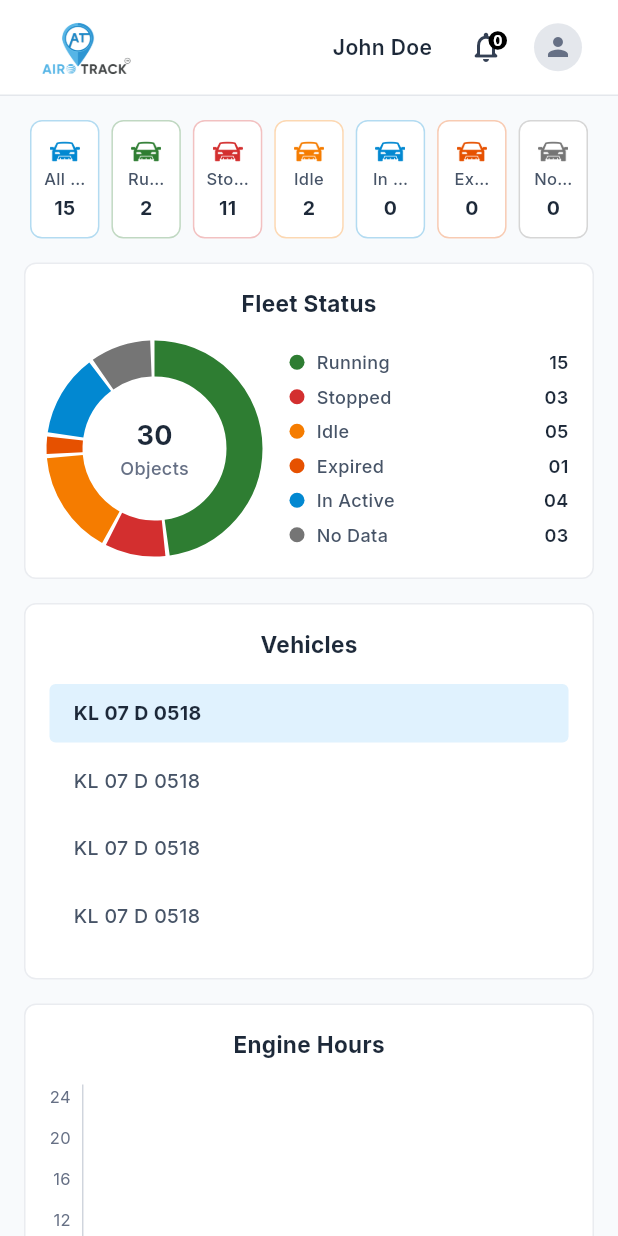
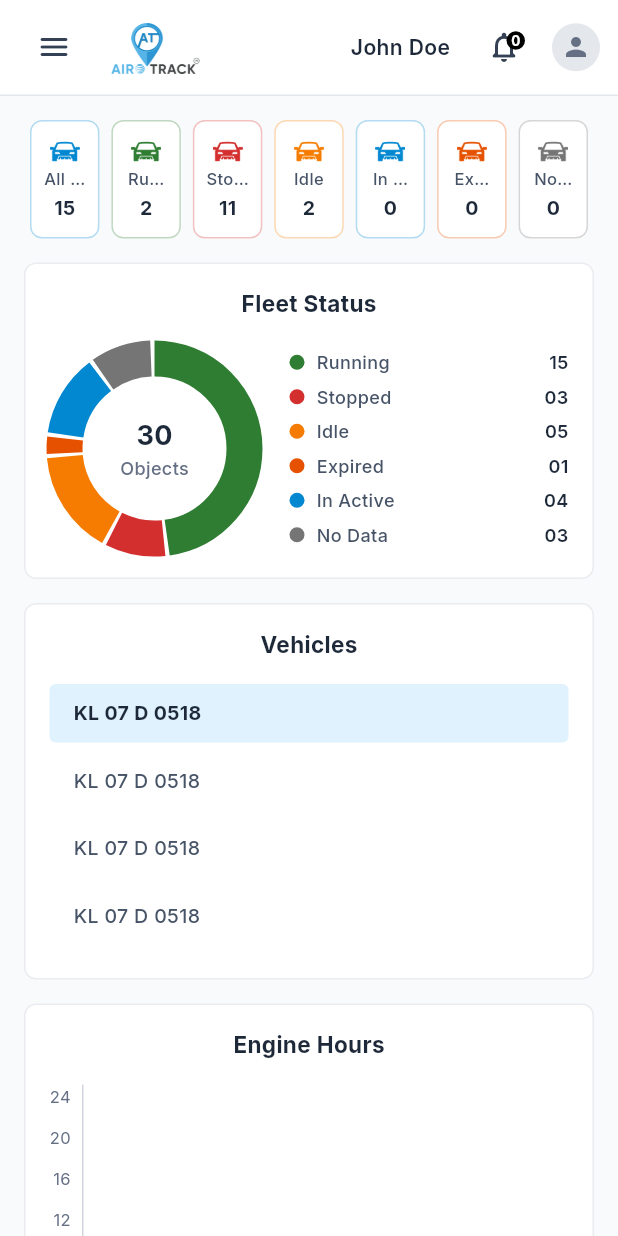
Before and after one commit to sigosoft/Airotrack-Web, a Flutter app: the DashboardView screen opened by its route, on a phone screen of 412 x 824 dp. Run offline on Flutter 3.47's test engine with Material 3 defaults, Android fonts, the phone set to English and light mode, and no system bars; our stand-ins replace flutter_map, get, google_fonts, latlong2.

Commit message:
commit after design conversion on 08/09/2026

```diff
--- a/lib/views/dashboard/dashboard_view.dart
+++ b/lib/views/dashboard/dashboard_view.dart
@@ -33,6 +33,29 @@ class DashboardView extends StatelessWidget {
 
     return Scaffold(
       backgroundColor: const Color(0xFFF8FAFC),
+      drawer: isMobile
+          ? Drawer(
+              child: SafeArea(
+                child: Obx(
+                  () => SidebarNavigation(
+                    selectedIndex: controller.selectedMenuIndex.value,
+                    onItemSelected: (index) {
+                      controller.selectMenu(index);
+                      if (Navigator.canPop(context)) {
+                        Navigator.pop(context);
+                      }
+                    },
+                    onSubItemSelected: (_) {
+                      if (Navigator.canPop(context)) {
+                        Navigator.pop(context);
+                      }
+                    },
+                    width: double.infinity,
+                  ),
+                ),
+              ),
+            )
+          : null,
       body: Column(
         children: [
           // 1. Header Bar
--- a/lib/views/dashboard/widgets/dashboard_header.dart
+++ b/lib/views/dashboard/widgets/dashboard_header.dart
@@ -2,6 +2,7 @@ import 'package:flutter/material.dart';
 import 'package:get/get.dart';
 import '../../../constants/app_assets.dart';
 import '../../../constants/app_colors.dart';
+import '../../../utils/custom_media_query.dart';
 import '../../notification/notification_view.dart';
 import '../../profile/profile_view.dart';
 
@@ -9,36 +10,60 @@ class DashboardHeader extends StatelessWidget {
   final String userName;
   final VoidCallback? onNotificationTap;
   final VoidCallback? onProfileTap;
+  final VoidCallback? onMenuTap;
 
   const DashboardHeader({
     super.key,
     this.userName = 'John Doe',
     this.onNotificationTap,
     this.onProfileTap,
+    this.onMenuTap,
   });
 
   @override
   Widget build(BuildContext context) {
+    final isMobile = CustomMediaQuery.isMobile(context);
+
     return Container(
       height: 64,
-      padding: const EdgeInsets.symmetric(horizontal: 24),
+      padding: EdgeInsets.symmetric(horizontal: isMobile ? 12 : 24),
       decoration: const BoxDecoration(
         color: Colors.white,
-        border: Border(
-          bottom: BorderSide(color: Color(0xFFE4E7EC), width: 1),
-        ),
+        border: Border(bottom: BorderSide(color: Color(0xFFE4E7EC), width: 1)),
       ),
       child: Row(
         mainAxisAlignment: MainAxisAlignment.spaceBetween,
         children: [
-          // Left: AIR TRACK Logo
+          // Left: Menu Button (Mobile) + AIR TRACK Logo
+          Row(
+            children: [
+              if (isMobile) ...[
+                Builder(
+                  builder: (context) => IconButton(
+                    icon: const Icon(
+                      Icons.menu_rounded,
+                      color: Color(0xFF344054),
+                      size: 24,
+                    ),
+                    onPressed:
+                        onMenuTap ?? () => Scaffold.of(context).openDrawer(),
+                    padding: EdgeInsets.zero,
+                    constraints: const BoxConstraints(),
+                  ),
+                ),
+                const SizedBox(width: 10),
+              ],
               Image.asset(
                 AppAssets.logo,
                 height: 38,
                 fit: BoxFit.contain,
                 errorBuilder: (context, error, stackTrace) => Row(
                   children: const [
-                Icon(Icons.location_on, color: AppColors.buttonBlue, size: 28),
+                    Icon(
+                      Icons.location_on,
+                      color: AppColors.buttonBlue,
+                      size: 28,
+                    ),
                     SizedBox(width: 6),
                     Text(
                       'AIR TRACK',
@@ -51,6 +76,8 @@ class DashboardHeader extends StatelessWidget {
                   ],
                 ),
               ),
+            ],
+          ),
 
           // Right: User Profile & Notification Badge
           Row(
@@ -60,7 +87,10 @@ class DashboardHeader extends StatelessWidget {
                 onTap: onProfileTap ?? () => Get.to(() => const ProfileView()),
                 borderRadius: BorderRadius.circular(4),
                 child: Padding(
-                  padding: const EdgeInsets.symmetric(horizontal: 4, vertical: 2),
+                  padding: const EdgeInsets.symmetric(
+                    horizontal: 4,
+                    vertical: 2,
+                  ),
                   child: Text(
                     userName,
                     style: const TextStyle(
@@ -75,7 +105,9 @@ class DashboardHeader extends StatelessWidget {
 
               // Notification Bell Icon with Badge (Clickable to open NotificationView)
               InkWell(
-                onTap: onNotificationTap ?? () => Get.to(() => const NotificationView()),
+                onTap:
+                    onNotificationTap ??
+                    () => Get.to(() => const NotificationView()),
                 borderRadius: BorderRadius.circular(20),
                 child: Padding(
                   padding: const EdgeInsets.all(4.0),
@@ -119,11 +151,7 @@ class DashboardHeader extends StatelessWidget {
                 child: const CircleAvatar(
                   radius: 16,
                   backgroundColor: Color(0xFFE4E7EC),
-                  child: Icon(
-                    Icons.person,
-                    color: Color(0xFF667085),
-                    size: 20,
-                  ),
+                  child: Icon(Icons.person, color: Color(0xFF667085), size: 20),
                 ),
               ),
             ],
--- a/lib/views/tracking/widgets/select_geofence_dialog.dart
+++ b/lib/views/tracking/widgets/select_geofence_dialog.dart
@@ -14,6 +14,12 @@ class SelectGeofenceDialog extends StatefulWidget {
 class _SelectGeofenceDialogState extends State<SelectGeofenceDialog> {
   int selectedIndex = 0;
   final TextEditingController searchController = TextEditingController();
+
+  @override
+  void dispose() {
+    searchController.dispose();
+    super.dispose();
+  }
 
   final geofences = [
     {
--- a/lib/views/tracking/widgets/update_odometer_dialog.dart
+++ b/lib/views/tracking/widgets/update_odometer_dialog.dart
@@ -13,6 +13,12 @@ class UpdateOdometerDialog extends StatefulWidget {
 
 class _UpdateOdometerDialogState extends State<UpdateOdometerDialog> {
   final TextEditingController odometerController = TextEditingController();
+
+  @override
+  void dispose() {
+    odometerController.dispose();
+    super.dispose();
+  }
 
   @override
   Widget build(BuildContext context) {
```
Also changed, not shown: lib/controllers/forgot_password_controller.dart (+17 -9 lines), lib/controllers/login_controller.dart (+3 -4 lines), lib/controllers/register_controller.dart (+3 -6 lines), lib/views/dashboard/widgets/sidebar_navigation.dart (+6 -1 lines), lib/views/notification/notification_view.dart (+19 -0 lines), lib/views/notification/widgets/notification_header.dart (+39 -13 lines), lib/views/reminder/widgets/create_reminder_dialog.dart (+48 -13 lines), lib/views/tracking/tracking_view.dart (+23 -0 lines). Lines whose indentation alone changed are shown as unchanged.
